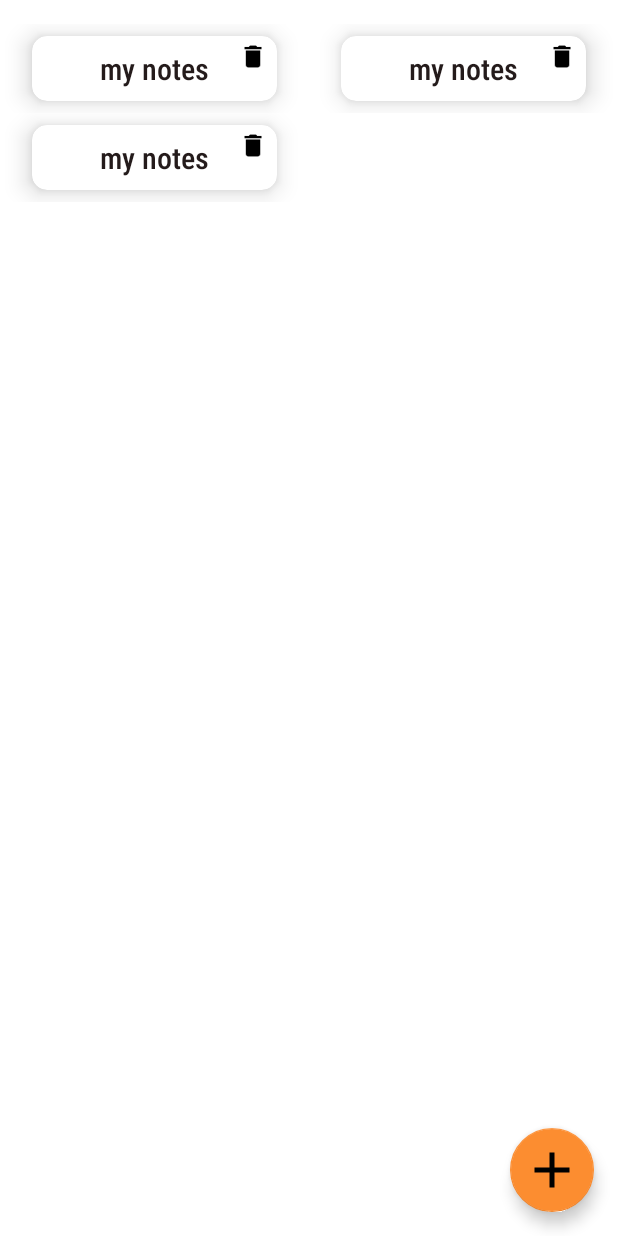
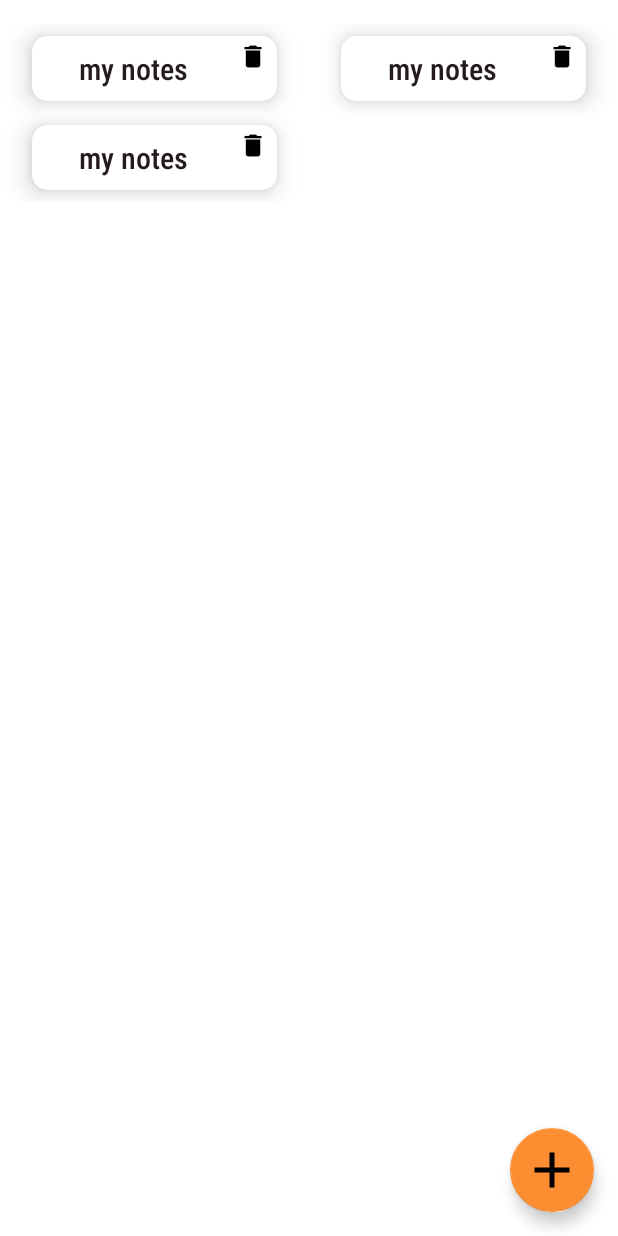
Before and after one commit to lnaras03/notesapp, an Android app: the layout fragment_all_notes.xml on its own in the app's theme, with its tools: preview values and no code run, on a phone screen of 412 x 824 dp. Run offline under Robolectric (Android 15) with nearby library versions, the phone set to English and light mode, and no system bars.

Commit message:
Small bug fixes

```diff
--- a/Notes/app/build.gradle
+++ b/Notes/app/build.gradle
@@ -53,4 +53,5 @@ dependencies {
     androidTestImplementation 'androidx.test.ext:junit:1.1.3'
     androidTestImplementation 'androidx.test.espresso:espresso-core:3.4.0'
     implementation "androidx.lifecycle:lifecycle-viewmodel-ktx:2.4.0"
+
 }
--- a/Notes/app/src/main/res/layout/fragment_detail.xml
+++ b/Notes/app/src/main/res/layout/fragment_detail.xml
@@ -9,7 +9,7 @@
         tools:context=".fragments.detail.DetailFragment"
         android:id="@+id/detail_fragment">
 
-        <androidx.cardview.widget.CardView
+        <com.google.android.material.card.MaterialCardView
             android:layout_width="match_parent"
             android:layout_height="match_parent"
             android:layout_margin="32dp"
@@ -41,7 +41,7 @@
 
 
             </androidx.constraintlayout.widget.ConstraintLayout>
-        </androidx.cardview.widget.CardView>
+        </com.google.android.material.card.MaterialCardView>
 
     </androidx.constraintlayout.widget.ConstraintLayout>
 </layout>
--- a/Notes/app/src/main/res/layout/list_item.xml
+++ b/Notes/app/src/main/res/layout/list_item.xml
@@ -40,7 +40,7 @@
                 android:textColor="#241B1B"
                 android:textSize="20sp"
                 app:layout_constraintBottom_toBottomOf="parent"
-                app:layout_constraintEnd_toEndOf="parent"
+                app:layout_constraintEnd_toStartOf="@+id/deleteButton"
                 app:layout_constraintStart_toStartOf="parent"
                 app:layout_constraintTop_toTopOf="parent"
                 tools:text="my notes" />
```
Also changed, not shown: 1 other file.
